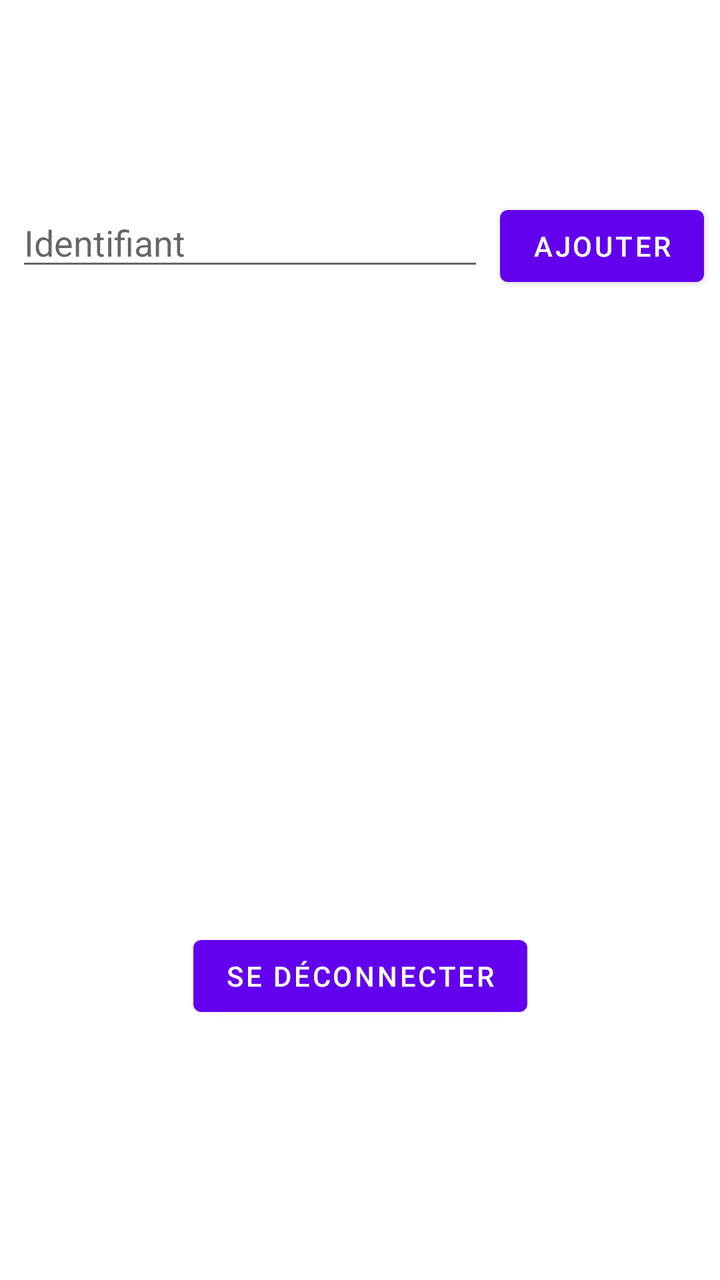
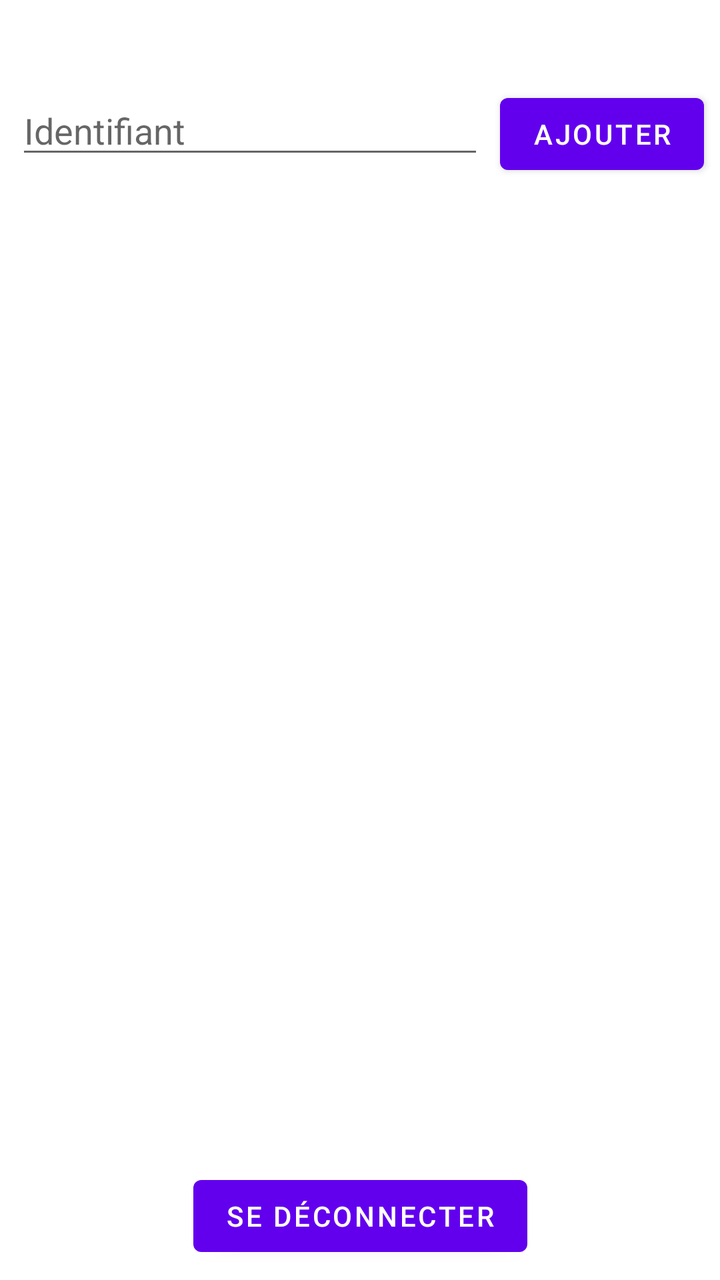

Compare the two renders of this Android layout. The source of the first and the diff that turns it into the second are given below.
<!-- AndroidManifest.xml: application theme Theme.Domotics -->
<!-- res/layout/fragment_settings.xml -->
<?xml version="1.0" encoding="utf-8"?>
<androidx.constraintlayout.widget.ConstraintLayout xmlns:android="http://schemas.android.com/apk/res/android"
    xmlns:app="http://schemas.android.com/apk/res-auto"
    xmlns:tools="http://schemas.android.com/tools"
    android:layout_width="match_parent"
    android:layout_height="match_parent"
    tools:context=".ui.settings.SettingsFragment">

    <TextView
        android:id="@+id/text_settings"
        android:layout_width="match_parent"
        android:layout_height="wrap_content"
        android:layout_marginStart="8dp"
        android:layout_marginTop="64dp"
        android:layout_marginEnd="8dp"
        android:textAlignment="center"
        android:textSize="20sp"
        app:layout_constraintEnd_toEndOf="parent"
        app:layout_constraintStart_toStartOf="parent"
        app:layout_constraintTop_toTopOf="parent" />

    <EditText
        android:id="@+id/editTextSettingsUserLogin"
        android:layout_width="0dp"
        android:layout_height="wrap_content"
        android:layout_marginStart="8dp"
        android:layout_marginTop="8dp"
        android:layout_marginEnd="8dp"
        android:ems="10"
        android:hint="Identifiant"
        android:inputType="text"
        app:layout_constraintEnd_toStartOf="@+id/btnSettingsAddUser"
        app:layout_constraintStart_toStartOf="parent"
        app:layout_constraintTop_toBottomOf="@+id/text_settings" />

    <Button
        android:id="@+id/btnSettingsAddUser"
        android:layout_width="wrap_content"
        android:layout_height="wrap_content"
        android:layout_marginTop="8dp"
        android:layout_marginEnd="8dp"
        android:text="@string/button_add_user"
        app:layout_constraintEnd_toEndOf="parent"
        app:layout_constraintTop_toBottomOf="@+id/text_settings" />

    <ListView
        android:id="@+id/listViewSettingsUsers"
        android:layout_width="0dp"
        android:layout_height="0dp"
        android:layout_marginStart="8dp"
        android:layout_marginTop="8dp"
        android:layout_marginEnd="8dp"
        android:layout_marginBottom="16dp"
        app:layout_constraintBottom_toTopOf="@+id/btnSettingsLogout"
        app:layout_constraintEnd_toEndOf="parent"
        app:layout_constraintStart_toStartOf="parent"
        app:layout_constraintTop_toBottomOf="@+id/editTextSettingsUserLogin" />

    <Button
        android:id="@+id/btnSettingsLogout"
        android:layout_width="wrap_content"
        android:layout_height="wrap_content"
        android:layout_marginStart="8dp"
        android:layout_marginEnd="8dp"
        android:layout_marginBottom="128dp"
        android:text="@string/button_logout"
        app:layout_constraintBottom_toBottomOf="parent"
        app:layout_constraintEnd_toEndOf="parent"
        app:layout_constraintStart_toStartOf="parent" />

</androidx.constraintlayout.widget.ConstraintLayout>
<!-- resources referenced by this layout -->
<resources>
  <string name="button_add_user">Ajouter</string>
  <string name="button_logout">Se déconnecter</string>
  <style name="Theme.Domotics" parent="Theme.MaterialComponents.DayNight.DarkActionBar">
          
          <item name="colorPrimary">@color/purple_500</item>
          <item name="colorPrimaryVariant">@color/purple_700</item>
          <item name="colorOnPrimary">@color/white</item>
          
          <item name="colorSecondary">@color/teal_200</item>
          <item name="colorSecondaryVariant">@color/teal_700</item>
          <item name="colorOnSecondary">@color/black</item>
          
          <item name="android:statusBarColor">?attr/colorPrimaryVariant</item>
          
      </style>
  <color name="purple_500">#FF6200EE</color>
  <color name="purple_700">#FF3700B3</color>
  <color name="white">#FFFFFFFF</color>
  <color name="teal_200">#FF03DAC5</color>
  <color name="teal_700">#FF018786</color>
  <color name="black">#FF000000</color>
</resources>

<!-- the commit's change to res/layout/fragment_settings.xml (unified diff, before → after) -->
@@ -11,7 +11,7 @@
         android:layout_width="match_parent"
         android:layout_height="wrap_content"
         android:layout_marginStart="8dp"
-        android:layout_marginTop="64dp"
+        android:layout_marginTop="8dp"
         android:layout_marginEnd="8dp"
         android:textAlignment="center"
         android:textSize="20sp"
@@ -62,7 +62,7 @@
         android:layout_height="wrap_content"
         android:layout_marginStart="8dp"
         android:layout_marginEnd="8dp"
-        android:layout_marginBottom="128dp"
+        android:layout_marginBottom="8dp"
         android:text="@string/button_logout"
         app:layout_constraintBottom_toBottomOf="parent"
         app:layout_constraintEnd_toEndOf="parent"
